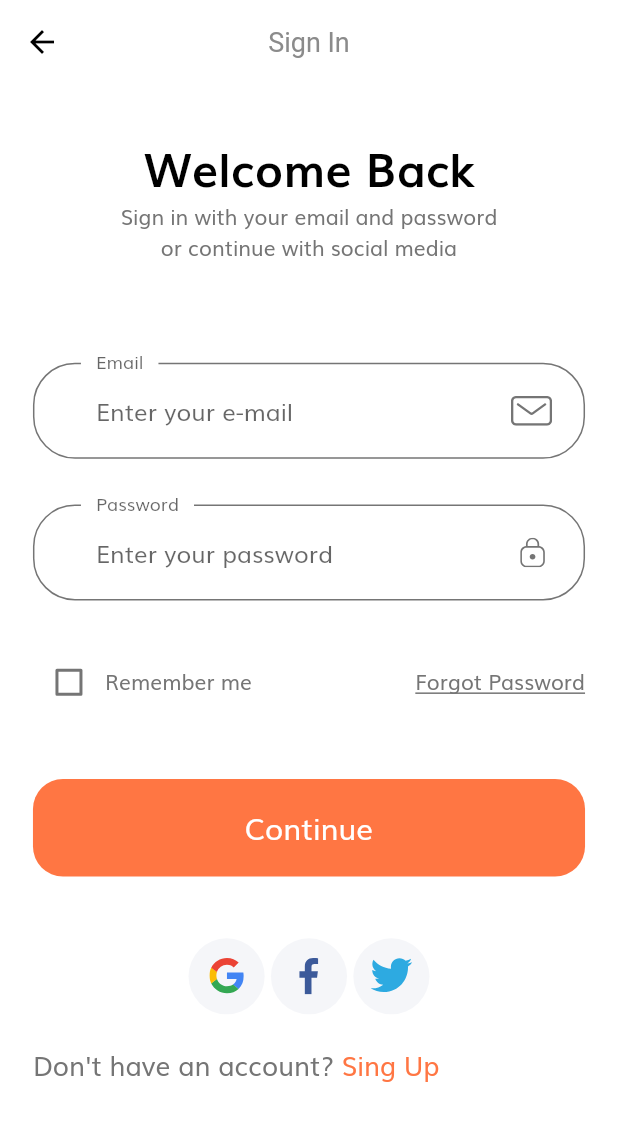
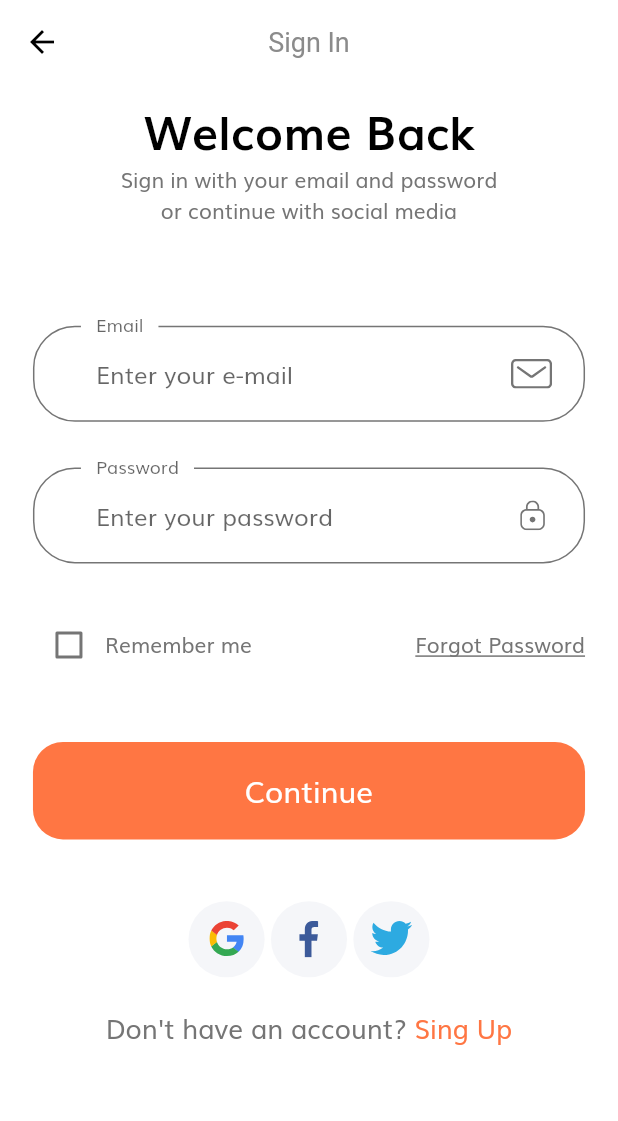
Before and after one commit to clebemachado/e-comerce-estudo, a Flutter app: the screen it shows after launch, after a tap on "Continue", on a phone screen of 412 x 824 dp. Shown: the top 1121 px of the screen. Run offline on Flutter 3.47's test engine with Material 2 defaults, Android fonts, the phone set to English and light mode, and no system bars; our stand-ins replace flutter_svg.

```diff
--- /dev/null
+++ b/lib/components/no_account_text.dart
@@ -0,0 +1,32 @@
+import 'package:flutter/material.dart';
+
+import '../constants.dart';
+import '../size_config.dart';
+
+class NoAccountText extends StatelessWidget {
+  const NoAccountText({
+    Key? key,
+  }) : super(key: key);
+
+  @override
+  Widget build(BuildContext context) {
+    return Row(
+      mainAxisAlignment: MainAxisAlignment.center,
+      children: [
+        Text(
+          "Don't have an account?",
+          style: TextStyle(fontSize: getProportionateScreenWidth(16)),
+        ),
+        GestureDetector(
+          onTap: (){},
+          child: Text(
+            " Sing Up",
+            style: TextStyle(
+                fontSize: getProportionateScreenWidth(16),
+                color: kPrimaryColor),
+          ),
+        ),
+      ],
+    );
+  }
+}
--- a/lib/main.dart
+++ b/lib/main.dart
@@ -14,6 +14,7 @@ class MyApp extends StatelessWidget {
   // This widget is the root of your application.
   @override
   Widget build(BuildContext context) {
+
     return MaterialApp(
       debugShowCheckedModeBanner: false,
       title: 'Flutter Demo',
--- a/lib/routs.dart
+++ b/lib/routs.dart
@@ -1,5 +1,7 @@
 
 import "package:flutter/widgets.dart";
+import 'package:onboarding_screen/screens/forgot_password/forgot_password.dart';
+import 'package:onboarding_screen/screens/login_success/login_success_screen.dart';
 import 'package:onboarding_screen/screens/sign_in/sign_in_screen.dart';
 import 'package:onboarding_screen/screens/splash/splash_screen.dart';
 
@@ -8,4 +10,6 @@ import 'package:onboarding_screen/screens/splash/splash_screen.dart';
 final Map<String, WidgetBuilder> routes = {
   SplasScreen.routeName: (context) => const SplasScreen(),
   SignInScreen.routeName: (context) => const SignInScreen(),
+  ForgotPasswordScreen.routeName: (context) => const ForgotPasswordScreen(),
+  LoginSucessScreen.routeName : (context) => const LoginSucessScreen(),
 };
--- a/lib/screens/sign_in/components/body.dart
+++ b/lib/screens/sign_in/components/body.dart
@@ -1,6 +1,6 @@
 import 'package:flutter/material.dart';
-import 'package:onboarding_screen/constants.dart';
 
+import '../../../components/no_account_text.dart';
 import '../../../components/social_card.dart';
 import '../../../size_config.dart';
 import 'sign_form.dart';
@@ -19,7 +19,7 @@ class Body extends StatelessWidget {
           child: SingleChildScrollView(
             child: Column(
               children: [
-                SizedBox(height: SizeConfig.screenHeight * 0.04),
+                SizedBox(height: SizeConfig.screenHeight * 0.01),
                 Text(
                   "Welcome Back",
                   style: TextStyle(
@@ -33,7 +33,7 @@ class Body extends StatelessWidget {
                   textAlign: TextAlign.center,
                 ),
                 SizedBox(height: SizeConfig.screenHeight * 0.08),
-                SignForm(),
+                const SignForm(),
                 SizedBox(height: SizeConfig.screenHeight * 0.05),
                 Row(
                   mainAxisAlignment: MainAxisAlignment.center,
@@ -53,21 +53,8 @@ class Body extends StatelessWidget {
                   ],
                 ),
                 SizedBox(height: getProportionateScreenHeight(20)),
-                Row(
-                  children: [
-                    Text(
-                      "Don't have an account?",
-                      style:
-                          TextStyle(fontSize: getProportionateScreenWidth(16)),
-                    ),
-                    Text(
-                      " Sing Up",
-                      style: TextStyle(
-                          fontSize: getProportionateScreenWidth(16),
-                          color: kPrimaryColor),
-                    ),
-                  ],
-                )
+                const NoAccountText(),
+                SizedBox(height: getProportionateScreenHeight(20)),
               ],
             ),
           ),
--- a/lib/screens/sign_in/components/sign_form.dart
+++ b/lib/screens/sign_in/components/sign_form.dart
@@ -1,4 +1,5 @@
 import 'package:flutter/material.dart';
+import '../../forgot_password/forgot_password.dart';
 import '../../../components/default_button.dart';
 import '../../../components/form_error.dart';
 import '../../../components/custom_surfix_icon.dart';
@@ -42,9 +43,13 @@ class _SignFormState extends State<SignForm> {
               ),
               const Text("Remember me"),
               const Spacer(),
-              const Text(
-                "Forgot Password",
-                style: TextStyle(decoration: TextDecoration.underline),
+              GestureDetector(
+                onTap: () => Navigator.pushNamed(
+                    context, ForgotPasswordScreen.routeName),
+                child: const Text(
+                  "Forgot Password",
+                  style: TextStyle(decoration: TextDecoration.underline),
+                ),
               )
             ],
           ),
@@ -90,10 +95,12 @@ class _SignFormState extends State<SignForm> {
           setState(() {
             erros.add(kPassNullError);
           });
+          return "";
         } else if (value.length < 8 && !erros.contains(kShortPassError)) {
           setState(() {
             erros.add(kShortPassError);
           });
+          return "";
         }
         return null;
       },
@@ -127,11 +134,13 @@ class _SignFormState extends State<SignForm> {
           setState(() {
             erros.add(kEmailNullError);
           });
+          return "";
         } else if (!emailValidatorRegExp.hasMatch(value) &&
             !erros.contains(kInvalidEmailError)) {
           setState(() {
             erros.add(kInvalidEmailError);
           });
+          return "";
         }
         return null;
       },
--- a/lib/screens/sign_in/sign_in_screen.dart
+++ b/lib/screens/sign_in/sign_in_screen.dart
@@ -14,7 +14,7 @@ class SignInScreen extends StatelessWidget {
           "Sign In",
         ),
       ),
-      body: Body(),
+      body: const Body(),
     );
   }
 }
```
Also changed, not shown: lib/screens/forgot_password/components/body.dart (added, +125 -0 lines), lib/screens/forgot_password/forgot_password.dart (+8 -3 lines), lib/screens/login_success/components/body.dart (added, +42 -0 lines), lib/screens/login_success/login_success_screen.dart (added, +19 -0 lines), assets/icons/Ulock.svg (added), assets/icons/testando.svg (added).
